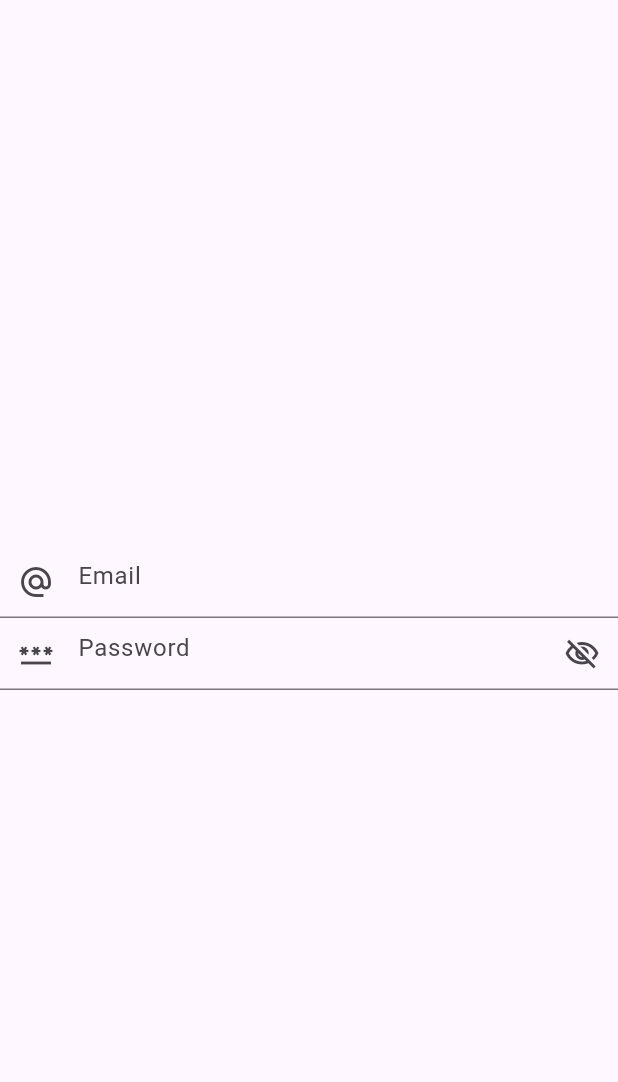
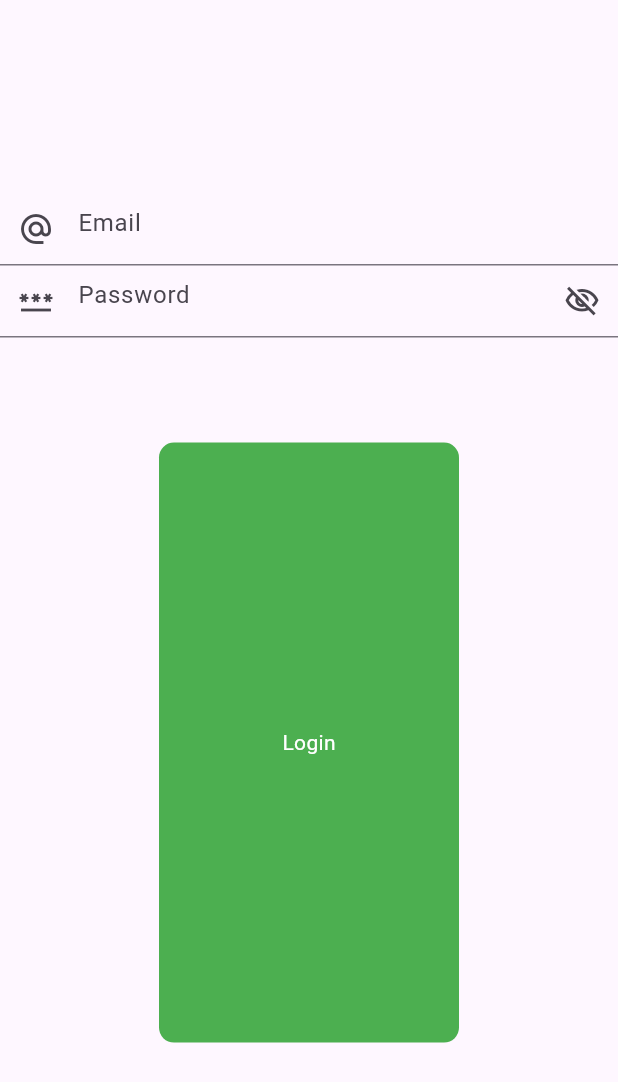
Before and after one commit to BiplobDash/Flutter-Provider-MVVM-Architecture, a Flutter app: the screen it shows after launch, on a phone screen of 412 x 824 dp. Shown: the top 1082 px of the screen. Run offline on Flutter 3.47's test engine with Material 3 defaults, Android fonts, the phone set to English and light mode, and no system bars; our stand-ins replace another_flushbar, fluttertoast.

Commit message:
Login Design UI Complete

```diff
--- /dev/null
+++ b/lib/resources/colors.dart
@@ -0,0 +1,7 @@
+import 'package:flutter/material.dart';
+
+class AppColors {
+  static const Color blackColor = Color(0xFF000000);
+  static const Color whiteColor = Color(0xFFFFFFFF);
+  static const Color buttonColor = Colors.green;
+}
--- /dev/null
+++ b/lib/resources/components/round_button.dart
@@ -0,0 +1,35 @@
+import 'package:flutter/material.dart';
+import 'package:mvvm_project/resources/colors.dart';
+
+class RoundButton extends StatelessWidget {
+  final String titla;
+  final bool loading;
+  final VoidCallback onTap;
+  const RoundButton({
+    super.key,
+    required this.titla,
+    this.loading = false,
+    required this.onTap,
+  });
+
+  @override
+  Widget build(BuildContext context) {
+    return InkWell(
+      onTap: onTap,
+      child: Container(
+        height: 400,
+        width: 200,
+        decoration: BoxDecoration(
+          color: AppColors.buttonColor,
+          borderRadius: BorderRadius.circular(10),
+        ),
+        child: Center(
+          child:
+              loading
+                  ? CircleAvatar()
+                  : Text(titla, style: TextStyle(color: AppColors.whiteColor)),
+        ),
+      ),
+    );
+  }
+}
```
Also changed, not shown: lib/view/login_view.dart (+37 -1 lines).
